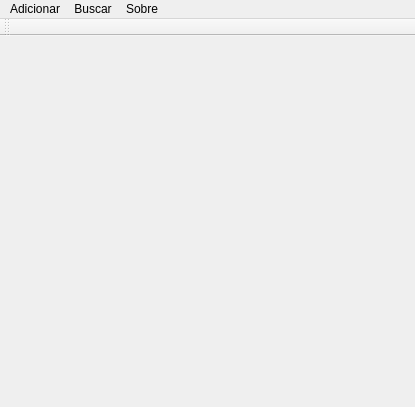
Old version of the form mainwindow.ui in the repository zsinx6/elainethegoddess.
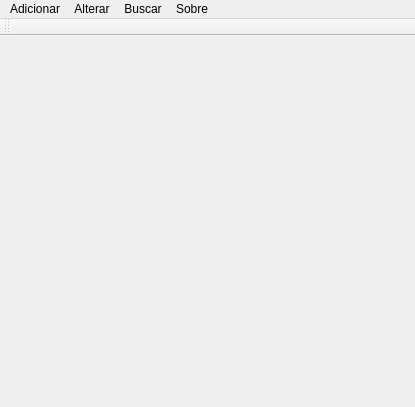
New version of the form.

```diff
--- a/mainwindow.ui
+++ b/mainwindow.ui
@@ -45,7 +45,15 @@
      <string>Sobre</string>
     </property>
    </widget>
+   <widget class="QMenu" name="menuAlterar">
+    <property name="title">
+     <string>Alterar</string>
+    </property>
+    <addaction name="actionLimites_Comite"/>
+    <addaction name="actionLimites_Org_o_de_Imprensa"/>
+   </widget>
    <addaction name="menuAdicionar"/>
+   <addaction name="menuAlterar"/>
    <addaction name="menuBuscar"/>
    <addaction name="menuSobre"/>
   </widget>
```
Left out of the diff: 2 changed lines with no effect on the pictures.
